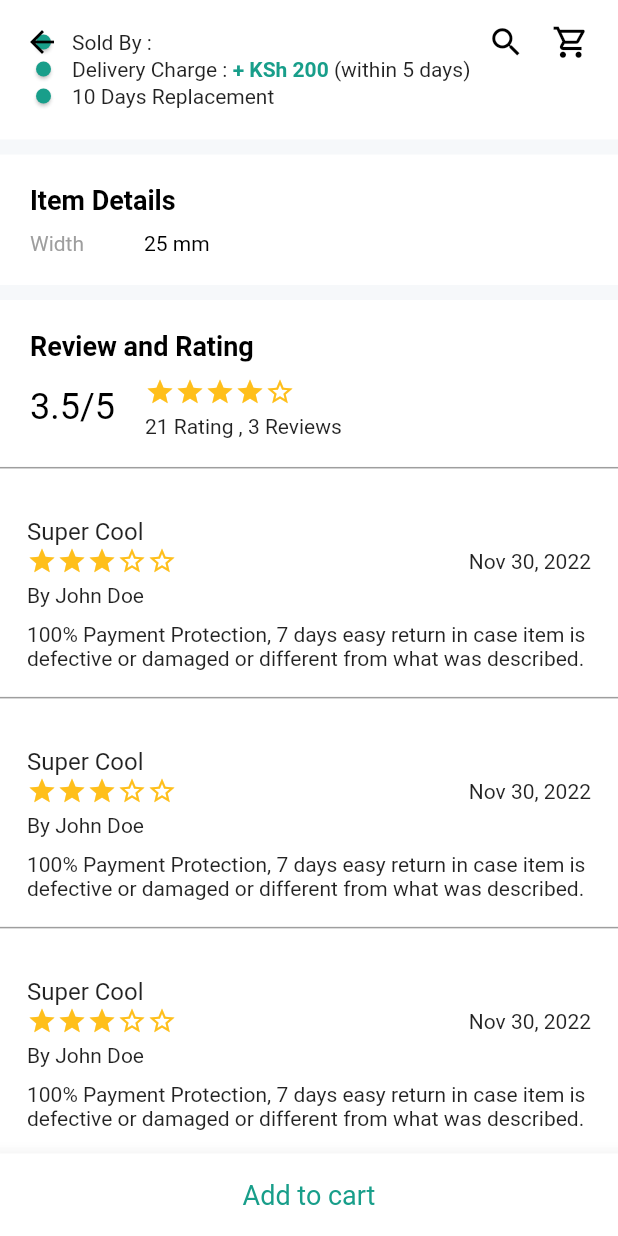
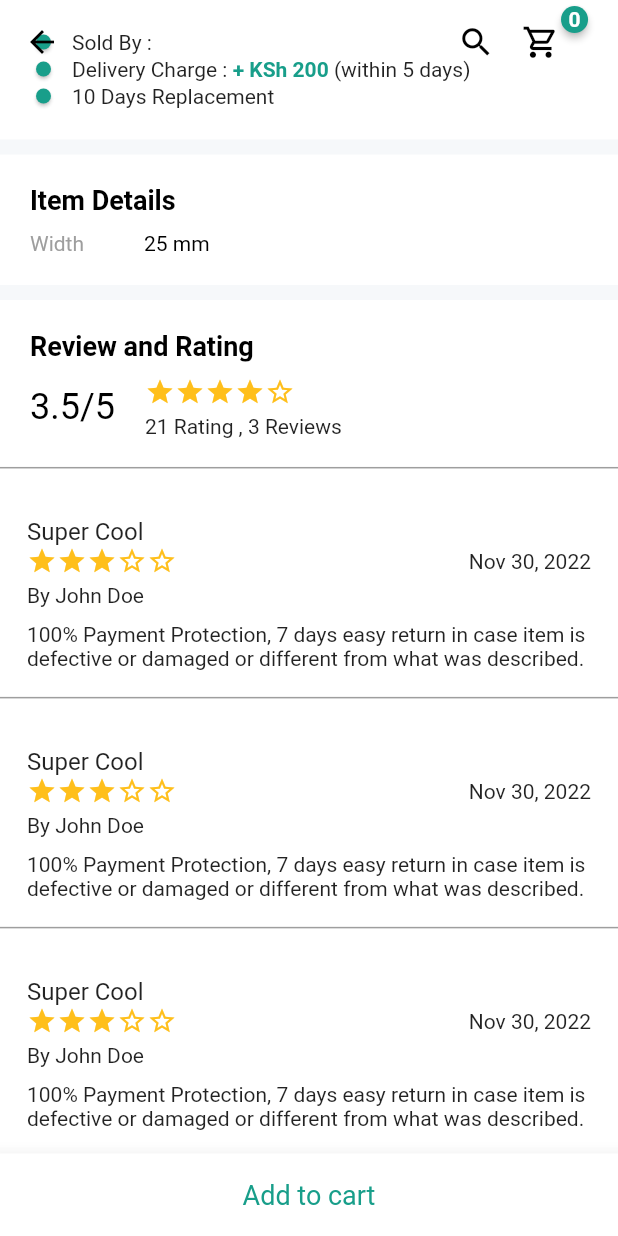
Before and after one commit to iZeroKim/Uado, a Flutter app: the PartDetails screen opened directly with empty values, scrolled down 576 dp, on a phone screen of 412 x 824 dp. Run offline on Flutter 3.47's test engine with Material 2 defaults, Android fonts, the phone set to English and light mode, and no system bars; drawn by our look-alikes of badges, getwidget; our stand-ins replace flutter_dash, flutter_datetime_picker, image_picker.

Commit message:
Add items to cart and show items count on badge

```diff
--- a/lib/screens/parts/part_details.dart
+++ b/lib/screens/parts/part_details.dart
@@ -1,6 +1,9 @@
+import 'package:badges/badges.dart';
 import 'package:flutter/material.dart';
 import 'package:getwidget/getwidget.dart';
+import 'package:provider/provider.dart';
 import 'package:uado/models/Part.dart';
+import 'package:uado/providers/cart_provider.dart';
 
 class PartDetails extends StatefulWidget {
   const PartDetails({Key? key, required this.part}) : super(key: key);
@@ -38,7 +41,19 @@ class _PartDetailsState extends State<PartDetails> {
               tooltip: 'Search',
               onPressed: () {},
             ),
-            IconButton(
+            Badge(
+              badgeContent: Consumer<CartProvider>(
+                builder: (context, value, child) {
+                  return Text(
+                    value.items.length.toString(),
+                    style: const TextStyle(
+                        color: Colors.white, fontWeight: FontWeight.bold),
+                  );
+                },
+              ),
+              badgeColor: Color.fromRGBO(24, 158, 138, 1),
+              position: const BadgePosition(start: 30, bottom: 30),
+              child: IconButton(
                 icon: const Icon(
                   Icons.shopping_cart_outlined,
                   color: Colors.black,
@@ -48,6 +63,9 @@ class _PartDetailsState extends State<PartDetails> {
                 tooltip: 'Shopping cart',
                 onPressed: () {},
               ),
+            ),
+            SizedBox(width: 20.0,)
+
           ],
         ),
         body: ListView(
@@ -600,6 +618,7 @@ class _PartDetailsState extends State<PartDetails> {
               child: InkWell(
                 onTap: () {
                   print("Add to cart");
+                  Provider.of<CartProvider>(context, listen: false).add(part);
                 },
                 child: const Center(
                     child: Text("Add to cart",
--- a/pubspec.yaml
+++ b/pubspec.yaml
@@ -24,7 +24,7 @@ dependencies:
   google_maps_flutter:
 #  flutter_osm_plugin: ^0.42.0
   shared_preferences: ^2.0.15
-  badges: ^2.0.2
+  badges: ^2.0.3
 
 dev_dependencies:
   flutter_test:
```
Also changed, not shown: lib/screens/parts/parts_list.dart (+19 -2 lines). Lines whose indentation alone changed are shown as unchanged.
